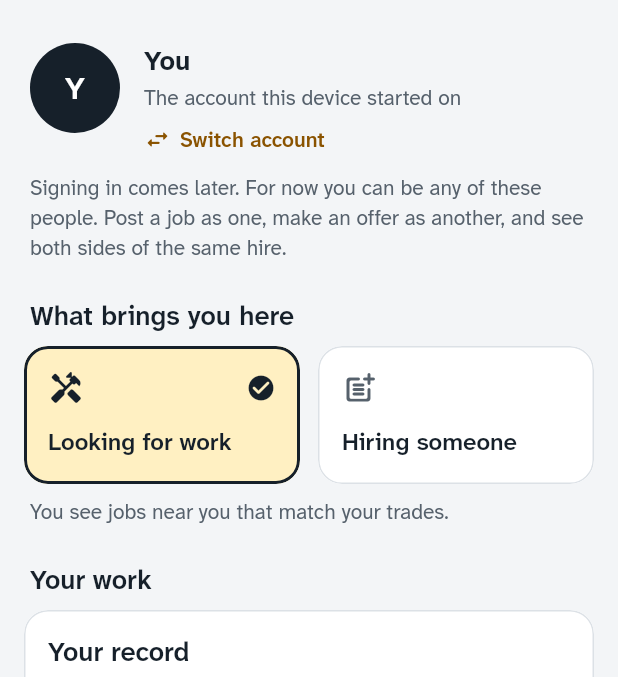
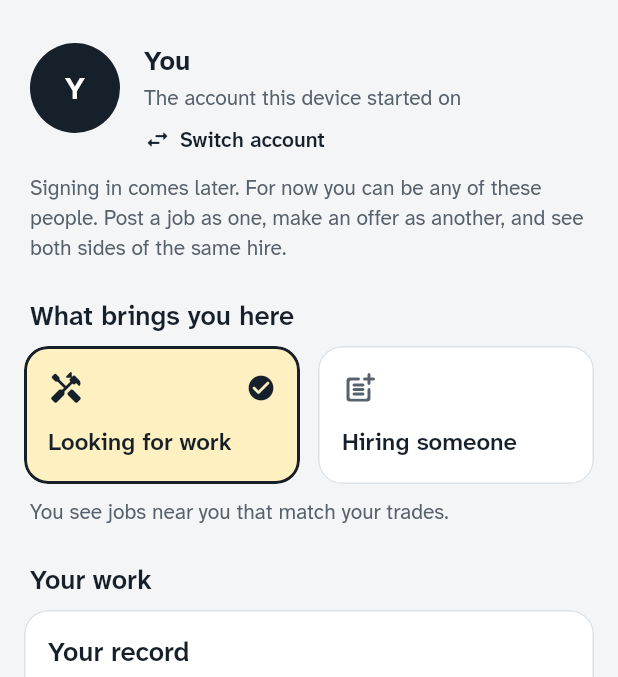
Before and after one commit to HamzaAnjum96/Trust-Hire, a Flutter app: the ProfileScreen screen opened directly, on a phone screen of 412 x 824 dp, the part 65-742 px from its top. Run offline on Flutter 3.47's test engine with Material 3 defaults, Android fonts, the phone set to English and light mode, and no system bars; our stand-ins replace audioplayers, flutter_map, geolocator, image_picker, latlong2, shared_preferences and 1 more; missing offline and left inert: dart:js_interop, record; accounts and stored records are empty.

Commit message:
Switch account is ink, like every other text button
The finish reviewer's verdict pass found it still turmeric: it read the
theme extension's accentText directly, so the text-button change missed it.
Turmeric text now remains only for a selected tab, a selected row's title,
offers waiting and the current account's check.

Co-Authored-By: Claude Opus 5.5 <noreply@anthropic.com>
Claude-Session: https://claude.ai/code/session_01R9Kadtc5ZtJezFf1n63pfW

```diff
--- a/code/frontend/lib/features/account/account_switcher.dart
+++ b/code/frontend/lib/features/account/account_switcher.dart
@@ -4,7 +4,6 @@ import 'package:provider/provider.dart';
 
 import '../../app/account_controller.dart';
 import '../../app/job_controller.dart';
-import '../../core/theme.dart';
 import '../../core/tokens.dart';
 import '../../l10n/app_localizations.dart';
 import '../../models/account.dart';
@@ -250,14 +249,14 @@ class AccountCard extends StatelessWidget {
                           Icon(
                             Icons.swap_horiz_rounded,
                             size: 18,
-                            color: theme.accentText,
+                            color: context.colours.text,
                           ),
                           const SizedBox(width: BrandSizing.spaceXs + 2),
                           Flexible(
                             child: Text(
                               strings.switchAccount,
                               style: BrandType.supporting.copyWith(
-                                color: theme.accentText,
+                                color: context.colours.text,
                                 fontWeight: FontWeight.w600,
                               ),
                             ),
```
